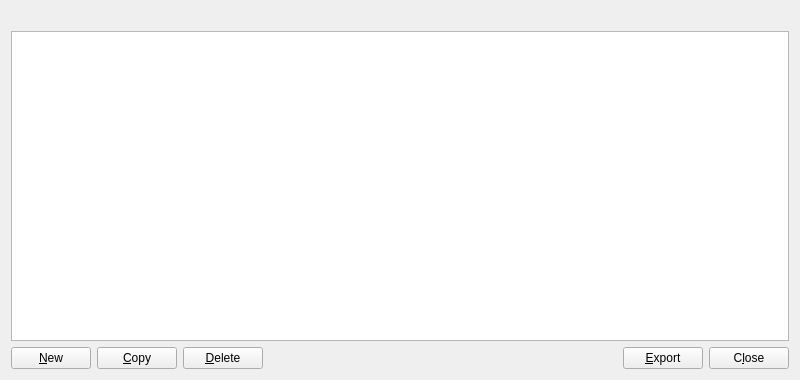
This is src/qt/forms/zaddressbookpage.ui in VaporumCoin/VaporumOcean-0.7.2 as Qt 5 draws it before an edit. The edited form follows.
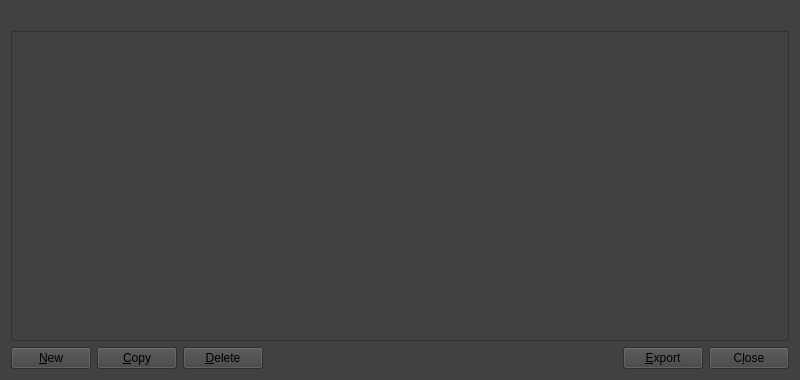
This is the edited form. Icons and pictures are not drawn.

```diff
--- a/src/qt/forms/zaddressbookpage.ui
+++ b/src/qt/forms/zaddressbookpage.ui
@@ -10,6 +10,9 @@
     <height>380</height>
    </rect>
   </property>
+  <property name="styleSheet">
+   <string notr="true">background-color: rgb(64, 65, 66);</string>
+  </property>
   <layout class="QVBoxLayout" name="verticalLayout">
    <item>
     <widget class="QLabel" name="labelExplanation">
```
